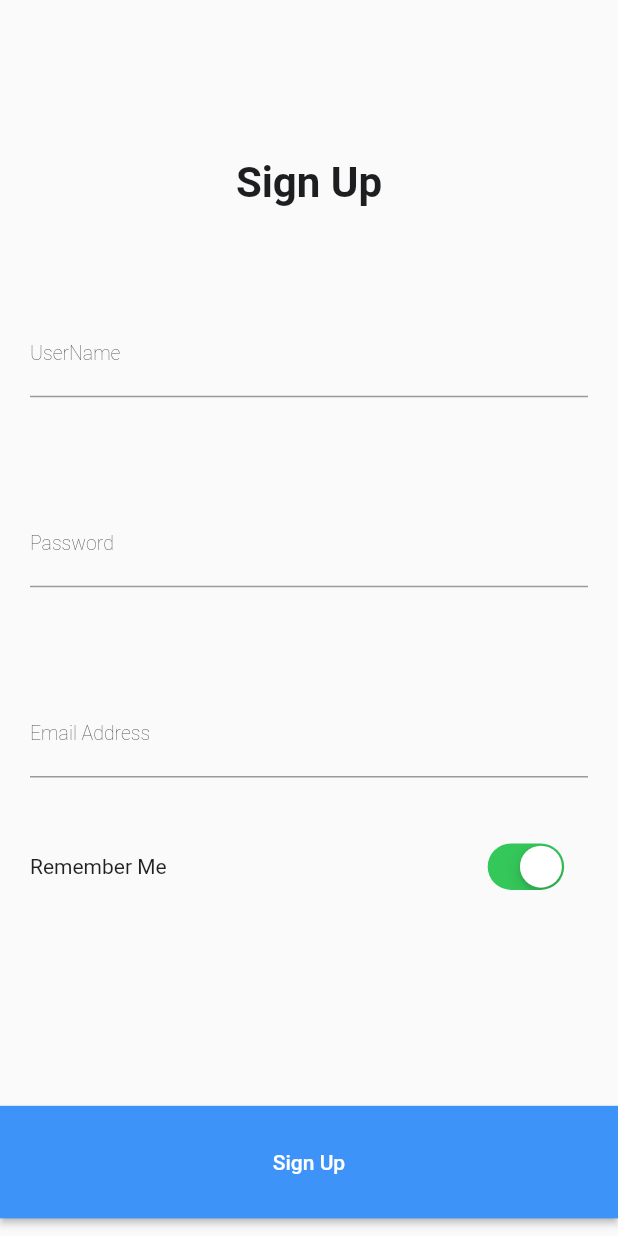
After one commit to monzir3bdo/liza_shop_app, a Flutter app: the SignUpPage screen opened by its route, on a phone screen of 412 x 824 dp. The commit adds this screen. Run offline on Flutter 3.47's test engine with Material 2 defaults, Android fonts, the phone set to English and light mode, and no system bars; our stand-ins replace bloc, dartz, equatable, firebase_auth, firebase_core, flutter_bloc and 5 more; accounts and stored records are empty; Roboto replaces fonts that are missing (Inter-Regular, Inter-SemiBold).

Commit message:
from lenvo

```diff
--- /dev/null
+++ b/lib/core/app_router.dart
@@ -0,0 +1,41 @@
+import 'package:ecommerce/features/auth/presentation/cubit/auth_cubit.dart';
+import 'package:ecommerce/features/auth/presentation/pages/get_start_screen.dart';
+import 'package:ecommerce/features/auth/presentation/pages/onboard_page.dart';
+import 'package:ecommerce/features/auth/presentation/pages/sign_in_page.dart';
+import 'package:ecommerce/features/auth/presentation/pages/log_in_page.dart';
+import 'package:ecommerce/features/products/presentation/pages/home_page.dart';
+import 'package:ecommerce/features/products/presentation/pages/products_page.dart';
+import 'package:ecommerce/features/splash/presentation/pages/splash_view.dart';
+import 'package:flutter_bloc/flutter_bloc.dart';
+import 'package:go_router/go_router.dart';
+
+import '../features/products/presentation/bloc/products/bloc/products_bloc.dart';
+
+final appRouter = GoRouter(
+  routes: [
+    GoRoute(
+      path: '/',
+      builder: (context, state) => const SplashPage(),
+    ),
+    GoRoute(
+        path: '/onboarding',
+        builder: (context, state) => const OnBoardingPage()),
+    GoRoute(path: '/get', builder: (context, state) => const GetStart()),
+    GoRoute(
+        path: '/signUp',
+        builder: (context, state) => BlocProvider(
+              create: (context) => AuthCubit(),
+              child: const SignUpPage(),
+            )),
+    GoRoute(
+      path: '/signIn',
+      builder: (context, state) => BlocProvider(
+        create: (context) => AuthCubit(),
+        child: const SignInPage(),
+      ),
+    ),
+    GoRoute(path: '/getStart', builder: (context, state) => const GetStart()),
+    GoRoute(
+        path: '/products', builder: (context, state) => const ProductsPage()),
+  ],
+);
--- /dev/null
+++ b/lib/features/auth/presentation/cubit/auth_cubit.dart
@@ -0,0 +1,58 @@
+import 'package:bloc/bloc.dart';
+import 'package:ecommerce/features/auth/presentation/cubit/log_in/login_states.dart';
+import 'package:firebase_auth/firebase_auth.dart';
+import 'package:flutter/cupertino.dart';
+
+part 'auth_state.dart';
+
+class AuthCubit extends Cubit<AuthState> {
+  final signUpKey = GlobalKey();
+  final logInKey = GlobalKey();
+  late String emailAddress;
+  late String password;
+  late String userName;
+
+  AuthCubit() : super(AuthInitial());
+  createUserWithEmailAndPassword() async {
+    try {
+      emit(AuthLoadingState());
+
+      await FirebaseAuth.instance.createUserWithEmailAndPassword(
+        email: emailAddress,
+        password: password,
+      );
+      emit(AuthSuccessState());
+    } on FirebaseAuthException catch (e) {
+      if (e.code == 'weak-password') {
+        emit(
+          AuthFailureState(message: 'The password provided is too weak.'),
+        );
+      } else if (e.code == 'email-already-in-use') {
+        emit(AuthFailureState(
+            message: 'The account already exists for that email.'));
+      }
+    } catch (e) {
+      emit(AuthFailureState(message: e.toString()));
+    }
+  }
+
+  signInWithEmailAndPassword() async {
+    try {
+      emit(LoginLoadingState());
+      await FirebaseAuth.instance
+          .signInWithEmailAndPassword(email: emailAddress, password: password);
+      emit(LoginSuccessState());
+    } on FirebaseAuthException catch (e) {
+      emit(LoginFailureState(message: e.message.toString()));
+      if (e.code == 'user-not-found') {
+        print('No user found for that email.');
+      } else if (e.code == 'wrong-password') {
+        print('Wrong password provided for that user.');
+      }
+    }
+  }
+
+  signOut() async {
+    await FirebaseAuth.instance.signOut();
+  }
+}
--- /dev/null
+++ b/lib/features/auth/presentation/cubit/auth_state.dart
@@ -0,0 +1,14 @@
+part of 'auth_cubit.dart';
+
+abstract class AuthState {}
+
+class AuthInitial extends AuthState {}
+
+class AuthLoadingState extends AuthState {}
+
+class AuthSuccessState extends AuthState {}
+
+class AuthFailureState extends AuthState {
+  final String message;
+  AuthFailureState({required this.message});
+}
--- /dev/null
+++ b/lib/features/auth/presentation/cubit/log_in/login_states.dart
@@ -0,0 +1,10 @@
+import 'package:ecommerce/features/auth/presentation/cubit/auth_cubit.dart';
+
+class LoginLoadingState extends AuthState {}
+
+class LoginSuccessState extends AuthState {}
+
+class LoginFailureState extends AuthState {
+  final String message;
+  LoginFailureState({required this.message});
+}
--- a/lib/features/auth/presentation/widgets/get_start/auth_form_field.dart
+++ b/lib/features/auth/presentation/widgets/get_start/auth_form_field.dart
@@ -3,11 +3,13 @@ import 'package:flutter/material.dart';
 import '../../../../../core/font_style_manager.dart';
 
 class AuthFormField extends StatelessWidget {
-  //final TextEditingController controller;
   final String name;
-  const AuthFormField({
-    /*required this.controller*/ super.key,
+  void Function(String) onChanged;
+
+  AuthFormField({
+    super.key,
     required this.name,
+    required this.onChanged,
   });
 
   @override
@@ -15,6 +17,7 @@ class AuthFormField extends StatelessWidget {
     return Padding(
       padding: const EdgeInsets.only(right: 20.0, left: 20, top: 70),
       child: TextFormField(
+        onChanged: onChanged,
         decoration: InputDecoration(
           label: Text(
             name,
--- /dev/null
+++ b/lib/features/auth/presentation/widgets/get_start/custom_auth_form_field.dart
@@ -0,0 +1,64 @@
+import 'package:ecommerce/core/functions/navigation.dart';
+import 'package:ecommerce/features/auth/presentation/widgets/get_start/auth_form_field.dart';
+import 'package:ecommerce/features/auth/presentation/widgets/get_start/remember_me_widget.dart';
+import 'package:flutter/material.dart';
+import 'package:flutter_bloc/flutter_bloc.dart';
+
+import '../../../../../core/widgets/custom_button.dart';
+import '../../../../products/presentation/pages/products_page.dart';
+import '../../cubit/auth_cubit.dart';
+
+class CustomAuthForm extends StatelessWidget {
+  const CustomAuthForm({super.key});
+
+  @override
+  Widget build(BuildContext context) {
+    return BlocConsumer<AuthCubit, AuthState>(
+      listener: (context, state) {},
+      builder: (context, state) {
+        return Form(
+            key: BlocProvider.of<AuthCubit>(context).signUpKey,
+            child: Column(
+              children: [
+                AuthFormField(
+                  name: 'UserName',
+                  onChanged: (username) {
+                    BlocProvider.of<AuthCubit>(context).userName = username;
+                  },
+                ),
+                AuthFormField(
+                  name: 'Password',
+                  onChanged: (password) {
+                    BlocProvider.of<AuthCubit>(context).password = password;
+                  },
+                ),
+                AuthFormField(
+                  name: 'Email Address',
+                  onChanged: (email) {
+                    BlocProvider.of<AuthCubit>(context).emailAddress = email;
+                  },
+                ),
+                const SizedBox(
+                  height: 40,
+                ),
+                const RememberMeWidget(),
+                const SizedBox(
+                  height: 140,
+                ),
+                CustomButton(
+                  onPressed: () {
+                    BlocProvider.of<AuthCubit>(context).signOut();
+                    BlocProvider.of<AuthCubit>(context)
+                        .createUserWithEmailAndPassword();
+                    customNavigate(context, '/signIn');
+                  },
+                  height: 75,
+                  width: double.infinity,
+                  buttonText: 'Sign Up',
+                )
+              ],
+            ));
+      },
+    );
+  }
+}
--- a/lib/features/splash/presentation/pages/splash_view.dart
+++ b/lib/features/splash/presentation/pages/splash_view.dart
@@ -1,4 +1,4 @@
-import 'package:ecommerce/features/auth/presentation/pages/onboard_page.dart';
+import 'package:ecommerce/core/functions/navigation.dart';
 
 import 'package:flutter/material.dart';
 import 'package:flutter_svg/flutter_svg.dart';
@@ -17,8 +17,7 @@ class _SplashPageState extends State<SplashPage> {
         const Duration(
           seconds: 2,
         ), () {
-      return Navigator.pushReplacement(
-          context, MaterialPageRoute(builder: (_) => const OnBoardingPage()));
+      customReplacmentNavigation(context, '/onboarding');
     });
     super.initState();
   }
--- a/lib/injection_container.dart
+++ b/lib/injection_container.dart
@@ -1,4 +1,5 @@
 import 'package:ecommerce/core/network/network_info.dart';
+import 'package:ecommerce/features/auth/presentation/cubit/auth_cubit.dart';
 import 'package:ecommerce/features/products/data/data_sourcs/product_remote_data_source.dart';
 import 'package:ecommerce/features/products/data/data_sourcs/products_local_data_source.dart';
 import 'package:ecommerce/features/products/data/repository/products_repository_%20impl.dart';
@@ -22,6 +23,7 @@ Future<void> init() async {
       getAllProducts: sl(),
     ),
   );
+  sl.registerSingleton<AuthCubit>(AuthCubit());
   //use cases
   sl.registerLazySingleton(
     () => GetAllProductsUseCase(
--- a/pubspec.yaml
+++ b/pubspec.yaml
@@ -28,15 +28,18 @@ environment:
 # the latest version available on pub.dev. To see which dependencies have newer
 # versions available, run `flutter pub outdated`.
 dependencies:
+  bloc: ^8.1.2
   cupertino_icons: ^1.0.2
   dartz: ^0.10.1
   equatable: ^2.0.5
+  firebase_auth: ^4.10.1
   firebase_core: ^2.17.0
   flutter:
     sdk: flutter
   flutter_bloc: ^8.1.3
   flutter_svg: ^2.0.7
   get_it: ^7.6.4
+  go_router: ^11.1.4
   http: ^1.1.0
   internet_connection_checker: ^1.0.0+1
   shared_preferences: ^2.2.1
```
Also changed, not shown: lib/core/functions/check_state_changes.dart (added, +16 -0 lines), lib/core/functions/navigation.dart (added, +9 -0 lines), lib/features/auth/presentation/pages/get_start_screen.dart (+4 -7 lines), lib/features/auth/presentation/pages/log_in_page.dart (renamed from lib/features/auth/presentation/pages/sign_up_page.dart, +4 -35 lines), lib/features/auth/presentation/pages/onboard_page.dart (+5 -4 lines), lib/features/auth/presentation/pages/sign_in_page.dart (+2 -37 lines), lib/features/auth/presentation/widgets/get_start/custom_sign_in_form.dart (added, +59 -0 lines), lib/main.dart (+10 -7 lines), lib/firebase_options.dart (added), pubspec.lock, 8 other files.
